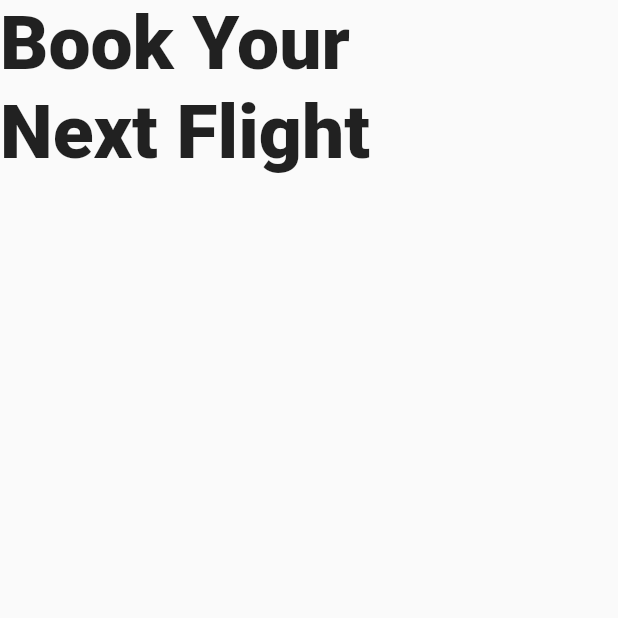
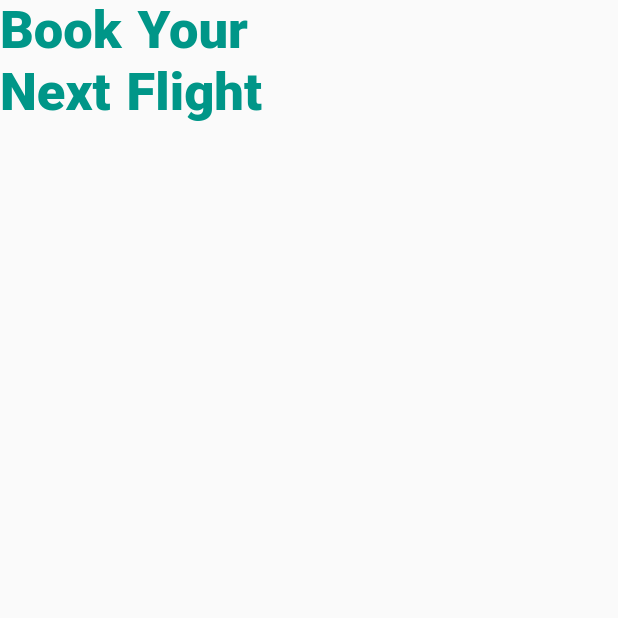
Before and after one commit to BaricuatroAngelo/ipt_airline, a Flutter app: the HomePage screen opened by its route, on a phone screen of 412 x 824 dp, the top half of it. Run offline on Flutter 3.47's test engine with Material 2 defaults, Android fonts, the phone set to English and light mode, and no system bars.

Commit message:
word spacing

```diff
--- a/airline_reservation_app/lib/homepage.dart
+++ b/airline_reservation_app/lib/homepage.dart
@@ -13,7 +13,9 @@ class HomePage extends StatelessWidget {
             'Book Your\nNext Flight',
             style: TextStyle(
               fontWeight: FontWeight.w900,
-              fontSize: 50,
+              fontSize: 35,
+              color: Colors.teal,
+              wordSpacing: 2.0,
             ),
           ),
         ],
```
